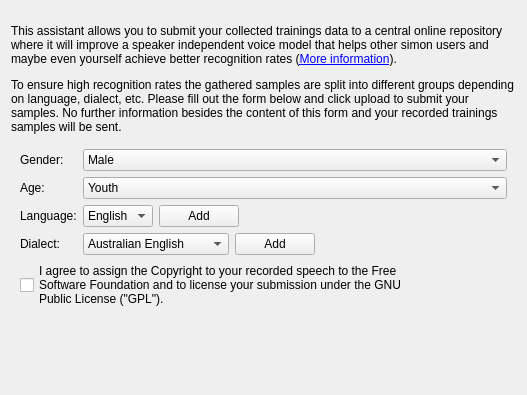
This is simon/src/simonsampleshare/sampleshare.ui in KDE/simon as Qt 5 draws it before an edit. The edited form follows.
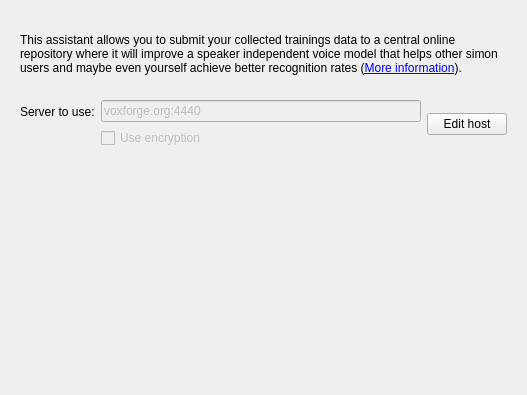
This is the edited form. Custom widgets are drawn as their Qt base class.

Commit message: Further ssc refactoring and work on the upload dialog.

The edit to the form file:
```diff
--- a/simon/src/simonsampleshare/sampleshare.ui
+++ b/simon/src/simonsampleshare/sampleshare.ui
@@ -30,24 +30,99 @@
      </property>
     </spacer>
    </item>
-   <item>
-    <widget class="QLabel" name="coreLb">
-     <property name="text">
-      <string>&lt;html&gt;&lt;body&gt;&lt;p&gt;This assistant allows you to submit your collected trainings data to a central online repository where it will improve a speaker independent voice model that helps other simon users and maybe even yourself achieve better recognition rates (&lt;a href=&quot;http://voxforge.org/home/about&quot;&gt;More information&lt;/a&gt;).&lt;/p&gt;&lt;p&gt;To ensure high recognition rates the gathered samples are split into different groups depending on language, dialect, etc. Please fill out the form below and click upload to submit your samples. No further information besides the content of this form and your recorded trainings samples will be sent.&lt;/p&gt;&lt;/body&gt;&lt;/html&gt;</string>
-     </property>
-     <property name="wordWrap">
-      <bool>true</bool>
-     </property>
-    </widget>
-   </item>
    <item>
     <widget class="QStackedWidget" name="stackedWidget">
      <property name="currentIndex">
       <number>0</number>
      </property>
+     <widget class="QWidget" name="page">
+      <layout class="QFormLayout" name="formLayout_2">
+       <item row="0" column="0" colspan="2">
+        <widget class="QLabel" name="coreLb">
+         <property name="text">
+          <string>&lt;html&gt;&lt;body&gt;&lt;p&gt;This assistant allows you to submit your collected trainings data to a central online repository where it will improve a speaker independent voice model that helps other simon users and maybe even yourself achieve better recognition rates (&lt;a href=&quot;http://voxforge.org/home/about&quot;&gt;More information&lt;/a&gt;).&lt;/p&gt;&lt;/body&gt;&lt;/html&gt;</string>
+         </property>
+         <property name="wordWrap">
+          <bool>true</bool>
+         </property>
+        </widget>
+       </item>
+       <item row="1" column="1">
+        <spacer name="verticalSpacer_3">
+         <property name="orientation">
+          <enum>Qt::Vertical</enum>
+         </property>
+         <property name="sizeType">
+          <enum>QSizePolicy::Fixed</enum>
+         </property>
+         <property name="sizeHint" stdset="0">
+          <size>
+           <width>13</width>
+           <height>13</height>
+          </size>
+         </property>
+        </spacer>
+       </item>
+       <item row="2" column="0">
+        <widget class="QLabel" name="label">
+         <property name="text">
+          <string>Server to use:</string>
+         </property>
+        </widget>
+       </item>
+       <item row="2" column="1">
+        <layout class="QHBoxLayout" name="horizontalLayout">
+         <item>
+          <layout class="QVBoxLayout" name="verticalLayout_3">
+           <item>
+            <widget class="QLineEdit" name="leRemoteHost">
+             <property name="enabled">
+              <bool>false</bool>
+             </property>
+             <property name="text">
+              <string>voxforge.org:4440</string>
+             </property>
+            </widget>
+           </item>
+           <item>
+            <widget class="QCheckBox" name="cbUseEncryption">
+             <property name="enabled">
+              <bool>false</bool>
+             </property>
+             <property name="text">
+              <string>Use encryption</string>
+             </property>
+            </widget>
+           </item>
+          </layout>
+         </item>
+         <item>
+          <widget class="QPushButton" name="pushButton">
+           <property name="text">
+            <string>Edit host</string>
+           </property>
+           <property name="checkable">
+            <bool>true</bool>
+           </property>
+          </widget>
+         </item>
+        </layout>
+       </item>
+      </layout>
+     </widget>
      <widget class="QWidget" name="stackedWidgetPage1">
       <layout class="QFormLayout" name="formLayout">
-       <item row="0" column="0">
+       <item row="0" column="0" colspan="2">
+        <widget class="QLabel" name="coreLb_2">
+         <property name="text">
+          <string>To ensure high recognition rates the gathered samples are split into different groups depending on language, dialect, etc. Please fill out the form below and click upload to submit your samples. No further information besides the content of this form and your recorded trainings samples will be sent.</string>
+         </property>
+         <property name="wordWrap">
+          <bool>true</bool>
+         </property>
+        </widget>
+       </item>
+       <item row="2" column="0">
         <widget class="QLabel" name="genderLb">
          <property name="sizePolicy">
           <sizepolicy hsizetype="Minimum" vsizetype="Preferred">
@@ -60,7 +135,7 @@
          </property>
         </widget>
        </item>
-       <item row="0" column="1">
+       <item row="2" column="1">
         <widget class="KComboBox" name="genderComboBox">
          <item>
           <property name="text">
@@ -74,14 +149,14 @@
          </item>
         </widget>
        </item>
-       <item row="1" column="0">
+       <item row="3" column="0">
         <widget class="QLabel" name="ageLb">
          <property name="text">
           <string>Age:</string>
          </property>
         </widget>
        </item>
-       <item row="1" column="1">
+       <item row="3" column="1">
         <widget class="KComboBox" name="ageComboBox">
          <item>
           <property name="text">
@@ -100,6 +175,43 @@
          </item>
         </widget>
        </item>
+       <item row="4" column="0">
+        <widget class="QLabel" name="languageLb">
+         <property name="text">
+          <string>Language:</string>
+         </property>
+        </widget>
+       </item>
+       <item row="4" column="1">
+        <layout class="QFormLayout" name="formLayout_4">
+         <property name="fieldGrowthPolicy">
+          <enum>QFormLayout::ExpandingFieldsGrow</enum>
+         </property>
+         <item row="0" column="0">
+          <widget class="QComboBox" name="comboBox">
+           <item>
+            <property name="text">
+             <string>English</string>
+            </property>
+           </item>
+          </widget>
+         </item>
+         <item row="0" column="1">
+          <widget class="QPushButton" name="pbAddLanguage">
+           <property name="text">
+            <string>Add</string>
+           </property>
+          </widget>
+         </item>
+        </layout>
+       </item>
+       <item row="5" column="0">
+        <widget class="QLabel" name="dialectLb">
+         <property name="text">
+          <string>Dialect:</string>
+         </property>
+        </widget>
+       </item>
        <item row="5" column="1">
         <layout class="QFormLayout" name="formLayout_diabox_add">
          <property name="fieldGrowthPolicy">
@@ -174,7 +286,7 @@
          </item>
         </layout>
        </item>
-       <item row="6" column="0" colspan="2">
+       <item row="7" column="0" colspan="2">
         <widget class="QCheckBox" name="licenseBox">
          <property name="text">
           <string>I agree to assign the Copyright to your recorded speech to the Free
@@ -183,73 +295,51 @@
          </property>
         </widget>
        </item>
-       <item row="3" column="1">
-        <layout class="QFormLayout" name="formLayout_4">
-         <property name="fieldGrowthPolicy">
-          <enum>QFormLayout::ExpandingFieldsGrow</enum>
+       <item row="1" column="0">
+        <spacer name="verticalSpacer_2">
+         <property name="orientation">
+          <enum>Qt::Vertical</enum>
          </property>
-         <item row="0" column="0">
-          <widget class="QComboBox" name="comboBox">
-           <item>
-            <property name="text">
-             <string>English</string>
-            </property>
-           </item>
-          </widget>
-         </item>
-         <item row="0" column="1">
-          <widget class="QPushButton" name="pbAddLanguage">
-           <property name="text">
-            <string>Add</string>
-           </property>
-          </widget>
-         </item>
-        </layout>
-       </item>
-       <item row="3" column="0">
-        <widget class="QLabel" name="languageLb">
-         <property name="text">
-          <string>Language:</string>
+         <property name="sizeType">
+          <enum>QSizePolicy::Fixed</enum>
          </property>
-        </widget>
+         <property name="sizeHint" stdset="0">
+          <size>
+           <width>13</width>
+           <height>13</height>
+          </size>
+         </property>
+        </spacer>
        </item>
-       <item row="5" column="0">
-        <widget class="QLabel" name="dialectLb">
-         <property name="text">
-          <string>Dialect:</string>
+       <item row="6" column="0">
+        <spacer name="verticalSpacer_4">
+         <property name="orientation">
+          <enum>Qt::Vertical</enum>
          </property>
-        </widget>
+         <property name="sizeType">
+          <enum>QSizePolicy::Fixed</enum>
+         </property>
+         <property name="sizeHint" stdset="0">
+          <size>
+           <width>13</width>
+           <height>13</height>
+          </size>
+         </property>
+        </spacer>
        </item>
       </layout>
      </widget>
-     <widget class="QWidget" name="stackedWidgetPage2">
-      <layout class="QHBoxLayout" name="horizontalLayout">
+     <widget class="QWidget" name="swMainUploadPage">
+      <layout class="QVBoxLayout" name="verticalLayout_2">
        <item>
-        <layout class="QVBoxLayout" name="verticalLayout_4">
-         <item>
-          <widget class="KRichTextEdit" name="teUploadLog">
-           <property name="documentTitle">
-            <string>Output</string>
-           </property>
-           <property name="readOnly">
-            <bool>true</bool>
-           </property>
-           <property name="tabStopWidth">
-            <number>80</number>
-           </property>
-           <property name="checkSpellingEnabled">
-            <bool>false</bool>
-           </property>
-          </widget>
-         </item>
-         <item>
-          <widget class="QProgressBar" name="progressBar">
-           <property name="value">
-            <number>24</number>
-           </property>
-          </widget>
-         </item>
-        </layout>
+        <widget class="QLabel" name="coreLb_3">
+         <property name="text">
+          <string>Thank you for sharing your training data and improving the speaker independent acoustic model!</string>
+         </property>
+         <property name="wordWrap">
+          <bool>true</bool>
+         </property>
+        </widget>
        </item>
       </layout>
      </widget>
@@ -267,21 +357,11 @@
    <header>kdialog.h</header>
    <container>1</container>
   </customwidget>
-  <customwidget>
-   <class>KRichTextEdit</class>
-   <extends>KTextEdit</extends>
-   <header>krichtextedit.h</header>
-  </customwidget>
   <customwidget>
    <class>KComboBox</class>
    <extends>QComboBox</extends>
    <header>kcombobox.h</header>
   </customwidget>
-  <customwidget>
-   <class>KTextEdit</class>
-   <extends>QTextEdit</extends>
-   <header>ktextedit.h</header>
-  </customwidget>
  </customwidgets>
  <resources/>
  <connections/>
```
Left out of the diff: 35 changed lines with no effect on the pictures. The commit also changes 23 other files.
